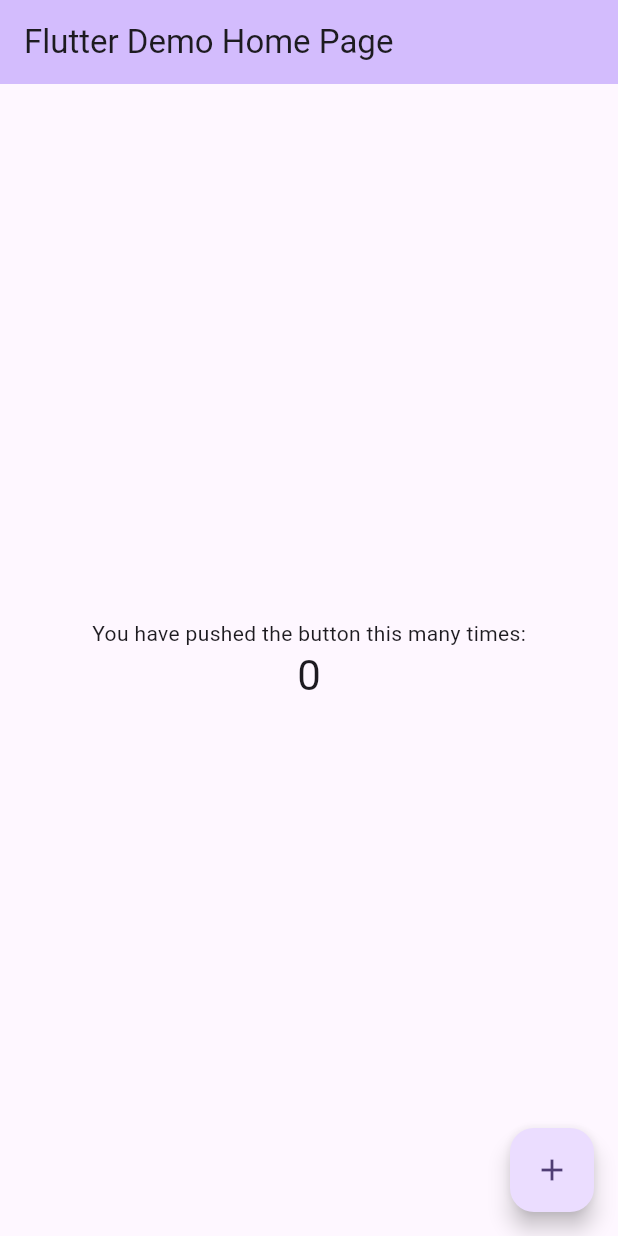
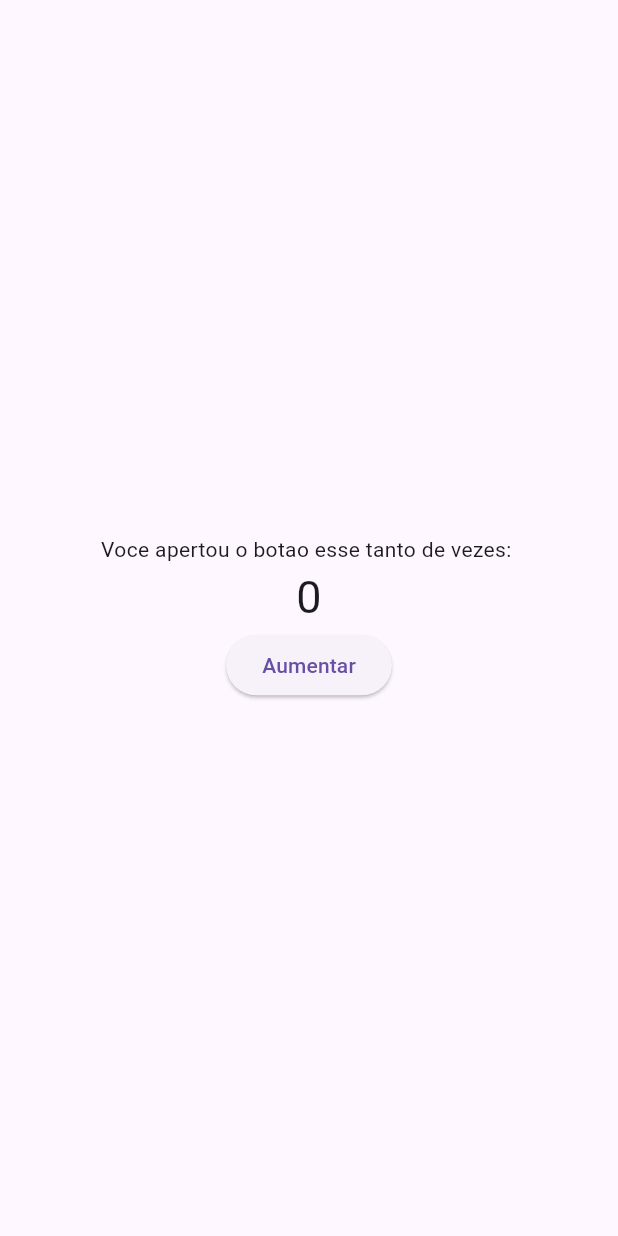
Before and after one commit to Juanzin26/final_testes_flutter, a Flutter app: the screen it shows after launch, on a phone screen of 412 x 824 dp. Run offline on Flutter 3.47's test engine with Material 3 defaults, Android fonts, the phone set to English and light mode, and no system bars.

Commit message:
commit 1, testando um statefull widget e descobrindo a diferenca de um stateless widget

```diff
--- a/lib/main.dart
+++ b/lib/main.dart
@@ -1,3 +1,4 @@
+import 'package:final_testes_flutter/pages/counter_page.dart';
 import 'package:flutter/material.dart';
 
 void main() {
@@ -11,112 +12,7 @@ class MyApp extends StatelessWidget {
   @override
   Widget build(BuildContext context) {
     return MaterialApp(
-      title: 'Flutter Demo',
-      theme: ThemeData(
-        // This is the theme of your application.
-        //
-        // TRY THIS: Try running your application with "flutter run". You'll see
-        // the application has a purple toolbar. Then, without quitting the app,
-        // try changing the seedColor in the colorScheme below to Colors.green
-        // and then invoke "hot reload" (save your changes or press the "hot
-        // reload" button in a Flutter-supported IDE, or press "r" if you used
-        // the command line to start the app).
-        //
-        // Notice that the counter didn't reset back to zero; the application
-        // state is not lost during the reload. To reset the state, use hot
-        // restart instead.
-        //
-        // This works for code too, not just values: Most code changes can be
-        // tested with just a hot reload.
-        colorScheme: .fromSeed(seedColor: Colors.deepPurple),
-      ),
-      home: const MyHomePage(title: 'Flutter Demo Home Page'),
+      home: CounterPage()
     );
   }
 }
-
-class MyHomePage extends StatefulWidget {
-  const MyHomePage({super.key, required this.title});
-
-  // This widget is the home page of your application. It is stateful, meaning
-  // that it has a State object (defined below) that contains fields that affect
-  // how it looks.
-
-  // This class is the configuration for the state. It holds the values (in this
-  // case the title) provided by the parent (in this case the App widget) and
-  // used by the build method of the State. Fields in a Widget subclass are
-  // always marked "final".
-
-  final String title;
-
-  @override
-  State<MyHomePage> createState() => _MyHomePageState();
-}
-
-class _MyHomePageState extends State<MyHomePage> {
-  int _counter = 0;
-
-  void _incrementCounter() {
-    setState(() {
-      // This call to setState tells the Flutter framework that something has
-      // changed in this State, which causes it to rerun the build method below
-      // so that the display can reflect the updated values. If we changed
-      // _counter without calling setState(), then the build method would not be
-      // called again, and so nothing would appear to happen.
-      _counter++;
-    });
-  }
-
-  @override
-  Widget build(BuildContext context) {
-    // This method is rerun every time setState is called, for instance as done
-    // by the _incrementCounter method above.
-    //
-    // The Flutter framework has been optimized to make rerunning build methods
-    // fast, so that you can just rebuild anything that needs updating rather
-    // than having to individually change instances of widgets.
-    return Scaffold(
-      appBar: AppBar(
-        // TRY THIS: Try changing the color here to a specific color (to
-        // Colors.amber, perhaps?) and trigger a hot reload to see the AppBar
-        // change color while the other colors stay the same.
-        backgroundColor: Theme.of(context).colorScheme.inversePrimary,
-        // Here we take the value from the MyHomePage object that was created by
-        // the App.build method, and use it to set our appbar title.
-        title: Text(widget.title),
-      ),
-      body: Center(
-        // Center is a layout widget. It takes a single child and positions it
-        // in the middle of the parent.
-        child: Column(
-          // Column is also a layout widget. It takes a list of children and
-          // arranges them vertically. By default, it sizes itself to fit its
-          // children horizontally, and tries to be as tall as its parent.
-          //
-          // Column has various properties to control how it sizes itself and
-          // how it positions its children. Here we use mainAxisAlignment to
-          // center the children vertically; the main axis here is the vertical
-          // axis because Columns are vertical (the cross axis would be
-          // horizontal).
-          //
-          // TRY THIS: Invoke "debug painting" (choose the "Toggle Debug Paint"
-          // action in the IDE, or press "p" in the console), to see the
-          // wireframe for each widget.
-          mainAxisAlignment: .center,
-          children: [
-            const Text('You have pushed the button this many times:'),
-            Text(
-              '$_counter',
-              style: Theme.of(context).textTheme.headlineMedium,
-            ),
-          ],
-        ),
-      ),
-      floatingActionButton: FloatingActionButton(
-        onPressed: _incrementCounter,
-        tooltip: 'Increment',
-        child: const Icon(Icons.add),
-      ),
-    );
-  }
-}
--- a/lib/pages/counter_page.dart
+++ b/lib/pages/counter_page.dart
@@ -0,0 +1,49 @@
+import 'package:flutter/material.dart';
+
+class CounterPage extends StatefulWidget {
+  const CounterPage({super.key});
+
+  @override
+  State<CounterPage> createState() => _CounterPageState();
+}
+
+
+class _CounterPageState extends State<CounterPage> {
+
+// variavel
+int _contador = 0;
+
+
+// metodo
+void _incrementCounter() {
+  setState(() { // é o metodo que atualiza a tela, ou seja, toda vez que eu quiser atualizar a tela, eu preciso chamar o setState
+    _contador++;
+
+  });
+}
+
+
+// UI (interface do usuario)
+  @override
+  Widget build(BuildContext context) {
+    return Scaffold(
+      body: Center(
+        child: Column(
+          mainAxisAlignment: MainAxisAlignment.center,
+          children: [
+            Text("Voce apertou o botao esse tanto de vezes: "),
+
+            Text(
+              _contador.toString(), // para converter o inteiro em string
+              style: TextStyle(fontSize: 30),
+            ),
+            ElevatedButton(
+              onPressed: _incrementCounter,
+              child: Text("Aumentar")
+            )
+          ]
+        )
+      ),
+    );
+  }
+}
```
